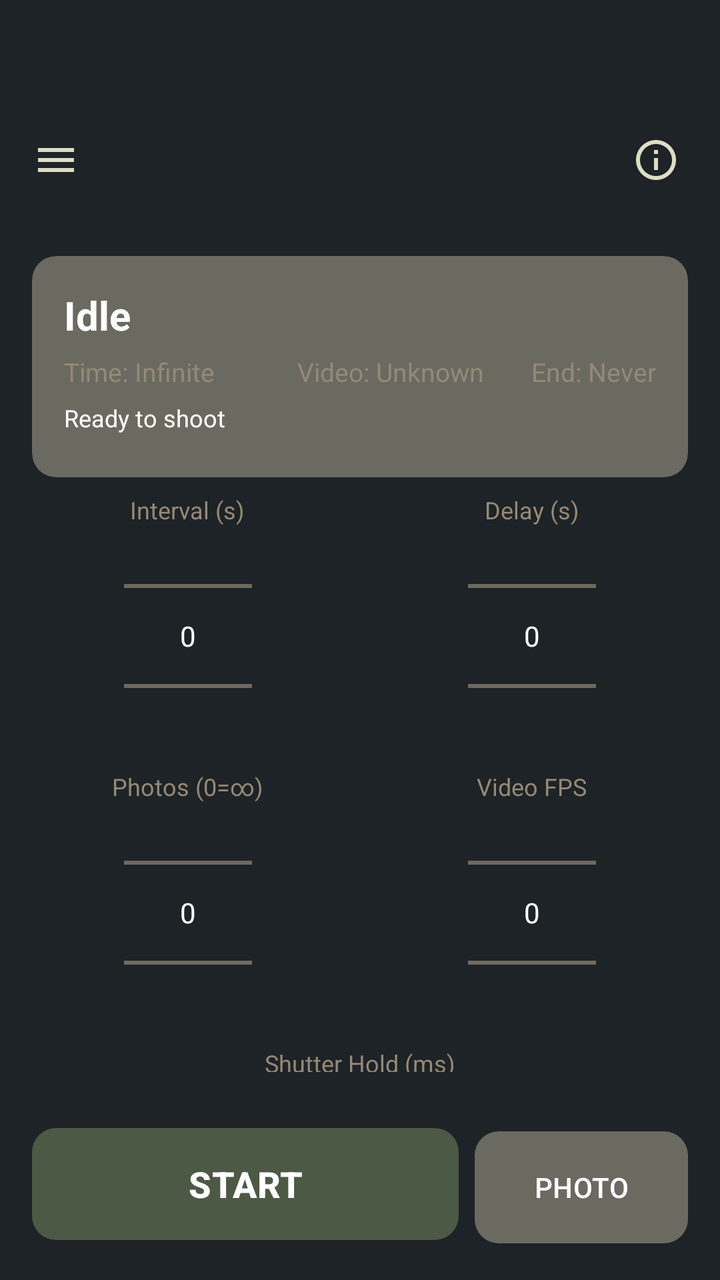
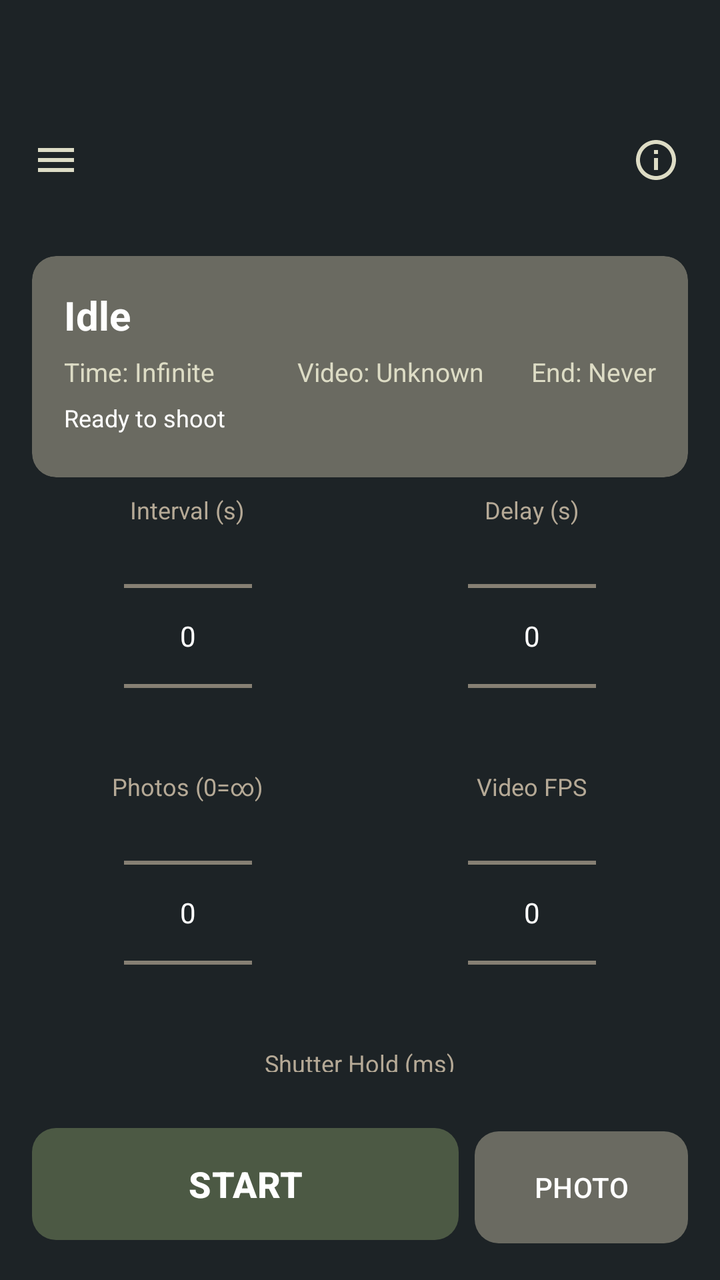

Compare the two renders of this Android layout. The source of the first and the diff that turns it into the second are given below.
<!-- AndroidManifest.xml: application theme Theme.Intervalometer -->
<!-- res/layout/activity_main.xml -->
<?xml version="1.0" encoding="utf-8"?>
<androidx.drawerlayout.widget.DrawerLayout xmlns:android="http://schemas.android.com/apk/res/android"
    xmlns:app="http://schemas.android.com/apk/res-auto"
    xmlns:tools="http://schemas.android.com/tools"
    android:id="@+id/drawerLayout"
    android:layout_width="match_parent"
    android:layout_height="match_parent"
    android:background="@color/background"
    tools:openDrawer="start">

    
    <androidx.constraintlayout.widget.ConstraintLayout
        android:layout_width="match_parent"
        android:layout_height="match_parent"
        android:paddingTop="48dp">

        
        <com.google.android.material.appbar.MaterialToolbar
            android:id="@+id/toolbar"
            android:layout_width="match_parent"
            android:layout_height="?attr/actionBarSize"
            app:layout_constraintTop_toTopOf="parent"
            app:navigationIcon="@drawable/ic_menu"
            app:navigationIconTint="@color/bogart_cream" />

        <ImageButton
            android:id="@+id/btnInstructions"
            android:layout_width="48dp"
            android:layout_height="48dp"
            android:background="?attr/selectableItemBackgroundBorderless"
            android:src="@drawable/ic_info"
            app:tint="@color/bogart_cream"
            android:contentDescription="@string/btn_info"
            app:layout_constraintTop_toTopOf="@id/toolbar"
            app:layout_constraintBottom_toBottomOf="@id/toolbar"
            app:layout_constraintEnd_toEndOf="parent"
            android:layout_marginEnd="8dp" />

        
        <com.google.android.material.card.MaterialCardView
            android:id="@+id/infoCard"
            android:layout_width="0dp"
            android:layout_height="wrap_content"
            android:layout_margin="16dp"
            app:cardBackgroundColor="@color/bogart_grey"
            app:cardCornerRadius="12dp"
            app:strokeWidth="0dp"
            app:layout_constraintTop_toBottomOf="@id/toolbar"
            app:layout_constraintStart_toStartOf="parent"
            app:layout_constraintEnd_toEndOf="parent">

            <LinearLayout
                android:layout_width="match_parent"
                android:layout_height="wrap_content"
                android:orientation="vertical"
                android:padding="16dp">

                <TextView
                    android:id="@+id/tvStatus"
                    android:layout_width="match_parent"
                    android:layout_height="wrap_content"
                    android:text="@string/msg_idle"
                    android:textColor="@color/white"
                    android:textStyle="bold"
                    android:textSize="20sp"
                    android:maxLines="1"
                    android:ellipsize="end" />

                <LinearLayout
                    android:layout_width="match_parent"
                    android:layout_height="wrap_content"
                    android:orientation="horizontal"
                    android:layout_marginTop="6dp">
                    <TextView
                        android:id="@+id/tvTotalDuration"
                        android:layout_width="0dp"
                        android:layout_height="wrap_content"
                        android:layout_weight="1"
                        android:text="@string/label_time_infinite"
                        android:textColor="@color/bogart_tan"
                        android:textSize="13sp" />
                    <TextView
                        android:id="@+id/tvVideoLength"
                        android:layout_width="0dp"
                        android:layout_height="wrap_content"
                        android:layout_weight="1"
                        android:text="@string/label_video_unknown"
                        android:textColor="@color/bogart_tan"
                        android:textSize="13sp" />
                    <TextView
                        android:id="@+id/tvEndTime"
                        android:layout_width="wrap_content"
                        android:layout_height="wrap_content"
                        android:text="@string/label_est_never"
                        android:textColor="@color/bogart_tan"
                        android:textSize="13sp" />
                </LinearLayout>

                
                <FrameLayout
                    android:layout_width="match_parent"
                    android:layout_height="22dp"
                    android:layout_marginTop="6dp">
                    <TextView
                        android:id="@+id/tvSecondaryStatus"
                        android:layout_width="match_parent"
                        android:layout_height="wrap_content"
                        android:text="@string/label_ready"
                        android:textColor="@color/white"
                        android:textSize="12sp"
                        android:visibility="visible" />
                </FrameLayout>
            </LinearLayout>
        </com.google.android.material.card.MaterialCardView>

        
        <androidx.constraintlayout.widget.ConstraintLayout
            android:id="@+id/parametersGrid"
            android:layout_width="0dp"
            android:layout_height="0dp"
            android:layout_margin="8dp"
            android:layout_marginTop="32dp"
            app:layout_constraintTop_toBottomOf="@id/infoCard"
            app:layout_constraintBottom_toTopOf="@id/buttonRow"
            app:layout_constraintStart_toStartOf="parent"
            app:layout_constraintEnd_toEndOf="parent">

            <LinearLayout
                android:id="@+id/boxInterval"
                android:layout_width="0dp"
                android:layout_height="wrap_content"
                android:orientation="vertical"
                android:gravity="center"
                app:layout_constraintTop_toTopOf="parent"
                app:layout_constraintStart_toStartOf="parent"
                app:layout_constraintEnd_toStartOf="@+id/boxDelay"
                app:layout_constraintWidth_percent="0.5">
                <TextView
                    android:layout_width="wrap_content"
                    android:layout_height="wrap_content"
                    android:text="@string/label_interval"
                    android:textColor="@color/bogart_tan"
                    android:textSize="12sp" />
                <NumberPicker
                    android:id="@+id/npInterval"
                    android:layout_width="wrap_content"
                    android:layout_height="110dp"
                    android:theme="@style/Theme.Intervalometer.Picker" />
            </LinearLayout>

            <LinearLayout
                android:id="@+id/boxDelay"
                android:layout_width="0dp"
                android:layout_height="wrap_content"
                android:orientation="vertical"
                android:gravity="center"
                app:layout_constraintTop_toTopOf="parent"
                app:layout_constraintStart_toEndOf="@id/boxInterval"
                app:layout_constraintEnd_toEndOf="parent"
                app:layout_constraintWidth_percent="0.5">
                <TextView
                    android:layout_width="wrap_content"
                    android:layout_height="wrap_content"
                    android:text="@string/label_delay"
                    android:textColor="@color/bogart_tan"
                    android:textSize="12sp" />
                <NumberPicker
                    android:id="@+id/npStartDelay"
                    android:layout_width="wrap_content"
                    android:layout_height="110dp"
                    android:theme="@style/Theme.Intervalometer.Picker" />
            </LinearLayout>

            <LinearLayout
                android:id="@+id/boxPhotos"
                android:layout_width="0dp"
                android:layout_height="wrap_content"
                android:orientation="vertical"
                android:gravity="center"
                app:layout_constraintTop_toBottomOf="@id/boxInterval"
                app:layout_constraintStart_toStartOf="parent"
                app:layout_constraintEnd_toStartOf="@+id/boxFps"
                app:layout_constraintWidth_percent="0.5"
                android:layout_marginTop="12dp">
                <TextView
                    android:layout_width="wrap_content"
                    android:layout_height="wrap_content"
                    android:text="@string/label_photos"
                    android:textColor="@color/bogart_tan"
                    android:textSize="12sp" />
                <NumberPicker
                    android:id="@+id/npPhotoCount"
                    android:layout_width="wrap_content"
                    android:layout_height="110dp"
                    android:theme="@style/Theme.Intervalometer.Picker" />
            </LinearLayout>

            <LinearLayout
                android:id="@+id/boxFps"
                android:layout_width="0dp"
                android:layout_height="wrap_content"
                android:orientation="vertical"
                android:gravity="center"
                app:layout_constraintTop_toBottomOf="@id/boxDelay"
                app:layout_constraintStart_toEndOf="@id/boxPhotos"
                app:layout_constraintEnd_toEndOf="parent"
                app:layout_constraintWidth_percent="0.5"
                android:layout_marginTop="12dp">
                <TextView
                    android:layout_width="wrap_content"
                    android:layout_height="wrap_content"
                    android:text="@string/label_fps"
                    android:textColor="@color/bogart_tan"
                    android:textSize="12sp" />
                <NumberPicker
                    android:id="@+id/npFps"
                    android:layout_width="wrap_content"
                    android:layout_height="110dp"
                    android:theme="@style/Theme.Intervalometer.Picker" />
            </LinearLayout>

            <LinearLayout
                android:id="@+id/boxShutter"
                android:layout_width="0dp"
                android:layout_height="wrap_content"
                android:orientation="vertical"
                android:gravity="center"
                app:layout_constraintTop_toBottomOf="@id/boxPhotos"
                app:layout_constraintStart_toStartOf="parent"
                app:layout_constraintEnd_toEndOf="parent"
                android:layout_marginTop="12dp">
                <TextView
                    android:layout_width="wrap_content"
                    android:layout_height="wrap_content"
                    android:text="@string/label_shutter"
                    android:textColor="@color/bogart_tan"
                    android:textSize="12sp" />
                <NumberPicker
                    android:id="@+id/npShutterDuration"
                    android:layout_width="wrap_content"
                    android:layout_height="110dp"
                    android:orientation="horizontal"
                    android:theme="@style/Theme.Intervalometer.Picker" />
            </LinearLayout>
        </androidx.constraintlayout.widget.ConstraintLayout>

        
        <LinearLayout
            android:id="@+id/buttonRow"
            android:layout_width="match_parent"
            android:layout_height="wrap_content"
            android:orientation="horizontal"
            android:padding="16dp"
            app:layout_constraintBottom_toBottomOf="parent">

            <com.google.android.material.button.MaterialButton
                android:id="@+id/btnShoot"
                android:layout_width="0dp"
                android:layout_height="64dp"
                android:layout_weight="2"
                android:text="@string/btn_start"
                android:textSize="18sp"
                android:textStyle="bold"
                app:backgroundTint="@color/muted_green"
                android:textColor="@color/white"
                android:layout_marginEnd="8dp"
                app:cornerRadius="12dp"
                android:enabled="false" />

            <com.google.android.material.button.MaterialButton
                android:id="@+id/btnSingleShot"
                android:layout_width="0dp"
                android:layout_height="64dp"
                android:layout_weight="1"
                android:text="@string/btn_photo"
                android:textColor="@color/white"
                app:backgroundTint="@color/bogart_grey"
                app:cornerRadius="12dp"
                android:enabled="false" />
        </LinearLayout>
    </androidx.constraintlayout.widget.ConstraintLayout>

    
    <com.google.android.material.navigation.NavigationView
        android:id="@+id/navLeft"
        android:layout_width="280dp"
        android:layout_height="match_parent"
        android:layout_gravity="start"
        android:background="@color/background">

        <LinearLayout
            android:layout_width="match_parent"
            android:layout_height="match_parent"
            android:orientation="vertical"
            android:paddingLeft="24dp"
            android:paddingRight="24dp"
            android:paddingBottom="24dp"
            android:paddingTop="64dp">

            <TextView
                android:id="@+id/drawerHeader"
                android:layout_width="wrap_content"
                android:layout_height="wrap_content"
                android:text="@string/app_name"
                android:textAllCaps="true"
                android:textColor="@color/bogart_cream"
                android:textStyle="bold"
                android:textSize="20sp" />

            <TextView
                android:id="@+id/drawerSub"
                android:layout_width="wrap_content"
                android:layout_height="wrap_content"
                android:text="@string/label_controls"
                android:textColor="@color/bogart_tan"
                android:textStyle="bold"
                android:textSize="16sp"
                android:layout_marginTop="4dp"
                android:layout_marginBottom="32dp" />

            <com.google.android.material.button.MaterialButton
                android:id="@+id/btnConnectDrawer"
                android:layout_width="match_parent"
                android:layout_height="wrap_content"
                android:text="@string/btn_connect"
                android:textColor="@color/white"
                app:backgroundTint="@color/bogart_tan"
                android:layout_marginBottom="16dp" />

            <com.google.android.material.materialswitch.MaterialSwitch
                android:id="@+id/swAutoReconnect"
                android:layout_width="match_parent"
                android:layout_height="wrap_content"
                android:text="Auto-Reconnect"
                android:textColor="@color/white"
                android:checked="true"
                app:thumbTint="@color/white"
                app:trackTint="@color/bogart_tan"
                android:layout_marginBottom="24dp" />

            <View
                android:layout_width="match_parent"
                android:layout_height="1dp"
                android:background="@color/bogart_grey"
                android:layout_marginBottom="24dp" />

            <View
                android:layout_width="0dp"
                android:layout_height="0dp"
                android:layout_weight="1" />

            <com.google.android.material.button.MaterialButton
                android:id="@+id/btnExit"
                style="@style/Widget.Material3.Button.TextButton"
                android:layout_width="match_parent"
                android:layout_height="wrap_content"
                android:text="@string/btn_exit"
                android:textColor="@color/white"
                app:icon="@drawable/ic_power"
                app:iconTint="@color/white" />

        </LinearLayout>
    </com.google.android.material.navigation.NavigationView>

    
    <com.google.android.material.navigation.NavigationView
        android:id="@+id/navRight"
        android:layout_width="300dp"
        android:layout_height="match_parent"
        android:layout_gravity="end"
        android:background="@color/background">

        <ScrollView
            android:layout_width="match_parent"
            android:layout_height="match_parent">

            <LinearLayout
                android:layout_width="match_parent"
                android:layout_height="wrap_content"
                android:orientation="vertical"
                android:paddingLeft="24dp"
                android:paddingRight="24dp"
                android:paddingBottom="24dp"
                android:paddingTop="64dp">

                <TextView
                    android:layout_width="wrap_content"
                    android:layout_height="wrap_content"
                    android:text="@string/guide_title"
                    android:textAllCaps="true"
                    android:textColor="@color/bogart_cream"
                    android:textStyle="bold"
                    android:textSize="20sp"
                    android:layout_marginBottom="24dp" />

                <TextView
                    android:layout_width="match_parent"
                    android:layout_height="wrap_content"
                    android:text="@string/guide_step_1"
                    android:textColor="@color/bogart_tan"
                    android:lineSpacingExtra="4dp"
                    android:textSize="14sp"
                    android:layout_marginBottom="12dp" />

                <TextView
                    android:layout_width="match_parent"
                    android:layout_height="wrap_content"
                    android:text="@string/guide_step_2"
                    android:textColor="@color/bogart_tan"
                    android:lineSpacingExtra="4dp"
                    android:textSize="14sp"
                    android:layout_marginBottom="12dp" />

                <TextView
                    android:layout_width="match_parent"
                    android:layout_height="wrap_content"
                    android:text="@string/guide_step_3"
                    android:textColor="@color/bogart_tan"
                    android:lineSpacingExtra="4dp"
                    android:textSize="14sp"
                    android:layout_marginBottom="12dp" />

                <TextView
                    android:layout_width="match_parent"
                    android:layout_height="wrap_content"
                    android:text="@string/guide_step_4"
                    android:textColor="@color/bogart_tan"
                    android:lineSpacingExtra="4dp"
                    android:textSize="14sp" />

                <View
                    android:layout_width="match_parent"
                    android:layout_height="1dp"
                    android:background="@color/bogart_grey"
                    android:layout_marginTop="32dp"
                    android:layout_marginBottom="32dp" />

                <TextView
                    android:layout_width="wrap_content"
                    android:layout_height="wrap_content"
                    android:text="@string/about_title"
                    android:textAllCaps="true"
                    android:textColor="@color/bogart_cream"
                    android:textStyle="bold"
                    android:textSize="16sp"
                    android:layout_marginBottom="8dp" />

                <TextView
                    android:layout_width="match_parent"
                    android:layout_height="wrap_content"
                    android:text="@string/about_desc"
                    android:textColor="@color/bogart_tan"
                    android:textSize="12sp" />

            </LinearLayout>
        </ScrollView>
    </com.google.android.material.navigation.NavigationView>

</androidx.drawerlayout.widget.DrawerLayout>
<!-- resources referenced by this layout -->
<resources>
  <color name="background">@color/bogart_bg</color>
  <color name="bogart_cream">#DDDCC5</color>
  <color name="bogart_grey">#6A6A61</color>
  <color name="bogart_tan">#958976</color>
  <color name="muted_green">#4C5944</color>
  <color name="white">#FFFFFF</color>
  <!-- drawable ic_info (drawable) -->
  <vector xmlns:android="http://schemas.android.com/apk/res/android"
      android:width="24dp"
      android:height="24dp"
      android:viewportWidth="24"
      android:viewportHeight="24"
      android:tint="@color/white">
      <path
          android:fillColor="@android:color/white"
          android:pathData="M11,9h2V7h-2V9zM11,17h2v-6h-2V17zM12,2C6.48,2 2,6.48 2,12s4.48,10 10,10 10,-4.48 10,-10S17.52,2 12,2zM12,20c-4.41,0 -8,-3.59 -8,-8s3.59,-8 8,-8 8,3.59 8,8 -3.59,8 -8,8z" />
  </vector>
  <!-- drawable ic_menu (drawable) -->
  <vector xmlns:android="http://schemas.android.com/apk/res/android"
      android:width="24dp"
      android:height="24dp"
      android:viewportWidth="24"
      android:viewportHeight="24"
      android:tint="@color/white">
      <path
          android:fillColor="@android:color/white"
          android:pathData="M3,18h18v-2H3V18zM3,13h18v-2H3V13zM3,6v2h18V6H3z" />
  </vector>
  <string name="about_desc">Canon Intervalometer v1.0.0\nProfessional tool for M/R series.</string>
  <string name="about_title">ABOUT</string>
  <string name="app_name">Intervalometer</string>
  <string name="btn_connect">CONNECT</string>
  <string name="btn_exit">EXIT APP</string>
  <string name="btn_info">INFO</string>
  <string name="btn_photo">PHOTO</string>
  <string name="btn_start">START</string>
  <string name="guide_step_1">1. Pair Camera\nWireless Settings &gt; Bluetooth &gt; Pair.</string>
  <string name="guide_step_2">2. Drive Mode\nMUST be \'Remote Control\' or \'Timer/Remote\'.</string>
  <string name="guide_step_3">3. Manual Focus\nSwitch lens to MF for reliable shots.</string>
  <string name="guide_step_4">4. App Settings\nUse wheels to set interval/count.</string>
  <string name="guide_title">SETUP GUIDE</string>
  <string name="label_controls">CONTROLS</string>
  <string name="label_delay">Delay (s)</string>
  <string name="label_est_never">End: Never</string>
  <string name="label_fps">Video FPS</string>
  <string name="label_interval">Interval (s)</string>
  <string name="label_photos">Photos (0=∞)</string>
  <string name="label_ready">Ready to shoot</string>
  <string name="label_shutter">Shutter Hold (ms)</string>
  <string name="label_time_infinite">Time: Infinite</string>
  <string name="label_video_unknown">Video: Unknown</string>
  <string name="msg_idle">Idle</string>
  <style name="Theme.Intervalometer.Picker" parent="Theme.Intervalometer">
          <item name="android:textColorPrimary">@color/white</item>
          <item name="android:editTextColor">@color/white</item>
          
          <item name="android:colorControlNormal">@color/bogart_tan</item>
      </style>
  <style name="Theme.Intervalometer" parent="Base.Theme.Intervalometer" />
  <color name="bogart_bg">#1D2326</color>
  <color name="canon_red">@color/bogart_burgundy</color>
  <color name="bogart_burgundy">#611427</color>
  <color name="primary">@color/bogart_cream</color>
  <color name="onPrimary">@color/bogart_bg</color>
  <color name="primaryContainer">@color/bogart_grey</color>
  <color name="onPrimaryContainer">@color/bogart_cream</color>
  <color name="secondary">@color/bogart_tan</color>
  <color name="onSecondary">@color/bogart_bg</color>
  <color name="surface">@color/bogart_bg</color>
  <color name="onSurface">@color/bogart_cream</color>
  <color name="error">@color/bogart_burgundy</color>
  <color name="onError">@color/white</color>
  <!-- unchanged entries left out for length: 2 -->
</resources>

<!-- the commit's change to res/layout/activity_main.xml (unified diff, before → after) -->
@@ -77,7 +77,7 @@
                         android:layout_height="wrap_content"
                         android:layout_weight="1"
                         android:text="@string/label_time_infinite"
-                        android:textColor="@color/bogart_tan"
+                        android:textColor="@color/bogart_cream"
                         android:textSize="13sp" />
                     <TextView
                         android:id="@+id/tvVideoLength"
@@ -85,14 +85,14 @@
                         android:layout_height="wrap_content"
                         android:layout_weight="1"
                         android:text="@string/label_video_unknown"
-                        android:textColor="@color/bogart_tan"
+                        android:textColor="@color/bogart_cream"
                         android:textSize="13sp" />
                     <TextView
                         android:id="@+id/tvEndTime"
                         android:layout_width="wrap_content"
                         android:layout_height="wrap_content"
                         android:text="@string/label_est_never"
-                        android:textColor="@color/bogart_tan"
+                        android:textColor="@color/bogart_cream"
                         android:textSize="13sp" />
                 </LinearLayout>
 
@@ -119,7 +119,7 @@
             android:layout_width="0dp"
             android:layout_height="0dp"
             android:layout_margin="8dp"
-            android:layout_marginTop="32dp"
+            android:layout_marginTop="48dp"
             app:layout_constraintTop_toBottomOf="@id/infoCard"
             app:layout_constraintBottom_toTopOf="@id/buttonRow"
             app:layout_constraintStart_toStartOf="parent"
@@ -334,14 +334,8 @@
                 android:text="Auto-Reconnect"
                 android:textColor="@color/white"
                 android:checked="true"
-                app:thumbTint="@color/white"
-                app:trackTint="@color/bogart_tan"
-                android:layout_marginBottom="24dp" />
-
-            <View
-                android:layout_width="match_parent"
-                android:layout_height="1dp"
-                android:background="@color/bogart_grey"
+                app:thumbTint="@color/switch_thumb_selector"
+                app:trackTint="@color/switch_track_selector"
                 android:layout_marginBottom="24dp" />
 
             <View
<!-- resource entries referenced after the edit -->
@@ -3,7 +3,7 @@
   <color name="background">@color/bogart_bg</color>
   <color name="bogart_cream">#DDDCC5</color>
   <color name="bogart_grey">#6A6A61</color>
-  <color name="bogart_tan">#958976</color>
+  <color name="bogart_tan">#B5A996</color>
   <color name="muted_green">#4C5944</color>
   <color name="white">#FFFFFF</color>
   <!-- drawable ic_info (drawable) -->
@@ -28,7 +28,7 @@
           android:fillColor="@android:color/white"
           android:pathData="M3,18h18v-2H3V18zM3,13h18v-2H3V13zM3,6v2h18V6H3z" />
   </vector>
-  <string name="about_desc">Canon Intervalometer v1.0.0\nProfessional tool for M/R series.</string>
+  <string name="about_desc">Canon Intervalometer v1.0.0\nProfessional tool Canon Camera.</string>
   <string name="about_title">ABOUT</string>
   <string name="app_name">Intervalometer</string>
   <string name="btn_connect">CONNECT</string>
@@ -36,10 +36,10 @@
   <string name="btn_info">INFO</string>
   <string name="btn_photo">PHOTO</string>
   <string name="btn_start">START</string>
-  <string name="guide_step_1">1. Pair Camera\nWireless Settings &gt; Bluetooth &gt; Pair.</string>
-  <string name="guide_step_2">2. Drive Mode\nMUST be \'Remote Control\' or \'Timer/Remote\'.</string>
-  <string name="guide_step_3">3. Manual Focus\nSwitch lens to MF for reliable shots.</string>
-  <string name="guide_step_4">4. App Settings\nUse wheels to set interval/count.</string>
+  <string name="guide_step_1">1. Pair Camera\nWireless communication settings &gt; Bluetooth function &gt; Remote function &gt; Remote &gt; Pairing</string>
+  <string name="guide_step_2">2. Drive Mode\nMUST be \'Self-timer:10sec/remote\'.</string>
+  <string name="guide_step_3">3. Manual Focus\nSwitch lens to MF mode for reliable shots.</string>
+  <string name="guide_step_4">4. App Settings\nUse wheels to set parameters.</string>
   <string name="guide_title">SETUP GUIDE</string>
   <string name="label_controls">CONTROLS</string>
   <string name="label_delay">Delay (s)</string>
